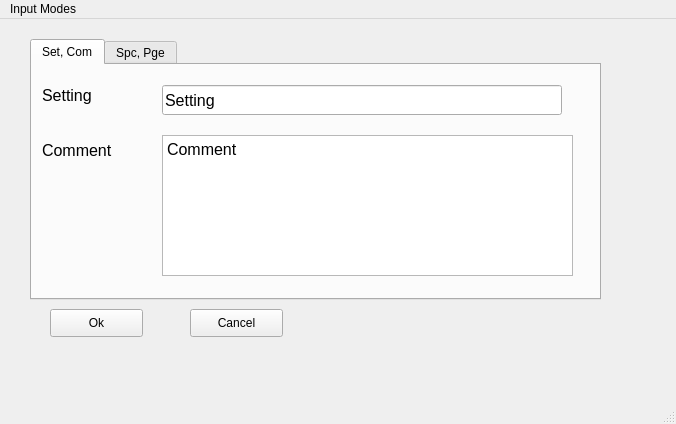
Above: pylabnet/gui/pyqt/gui_templates/Confluence_info_window.ui from lukingroup/pylabnet before the change. Below: the same form after it.
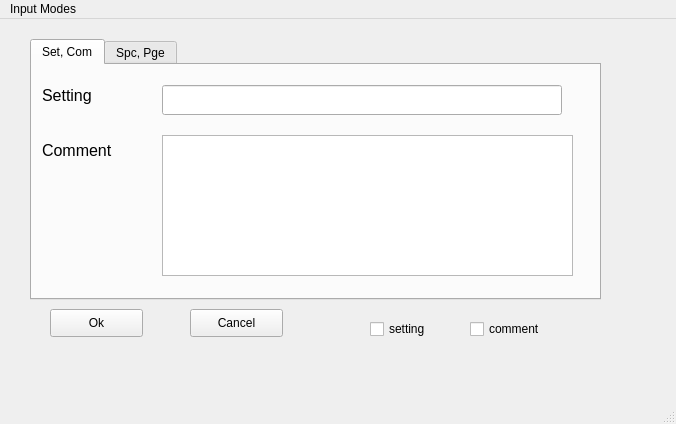
That is the form after the change.

Commit message: implement ifm driver,, and solve confluence issue

```diff
--- a/pylabnet/gui/pyqt/gui_templates/Confluence_info_window.ui
+++ b/pylabnet/gui/pyqt/gui_templates/Confluence_info_window.ui
@@ -50,7 +50,7 @@
        </font>
       </property>
       <property name="text">
-       <string>Setting</string>
+       <string/>
       </property>
      </widget>
      <widget class="QLabel" name="label_3">
@@ -103,7 +103,7 @@
 &lt;html&gt;&lt;head&gt;&lt;meta name=&quot;qrichtext&quot; content=&quot;1&quot; /&gt;&lt;style type=&quot;text/css&quot;&gt;
 p, li { white-space: pre-wrap; }
 &lt;/style&gt;&lt;/head&gt;&lt;body style=&quot; font-family:'MS Shell Dlg 2'; font-size:8pt; font-weight:400; font-style:normal;&quot;&gt;
-&lt;p style=&quot; margin-top:0px; margin-bottom:0px; margin-left:0px; margin-right:0px; -qt-block-indent:0; text-indent:0px;&quot;&gt;&lt;span style=&quot; font-size:12pt;&quot;&gt;Comment&lt;/span&gt;&lt;/p&gt;&lt;/body&gt;&lt;/html&gt;</string>
+&lt;p style=&quot;-qt-paragraph-type:empty; margin-top:0px; margin-bottom:0px; margin-left:0px; margin-right:0px; -qt-block-indent:0; text-indent:0px;&quot;&gt;&lt;br /&gt;&lt;/p&gt;&lt;/body&gt;&lt;/html&gt;</string>
       </property>
      </widget>
     </widget>
@@ -255,6 +255,35 @@
      <string>Ok</string>
     </property>
    </widget>
+   <widget class="QCheckBox" name="setting_checkbox">
+    <property name="geometry">
+     <rect>
+      <x>370</x>
+      <y>300</y>
+      <width>81</width>
+      <height>20</height>
+     </rect>
+    </property>
+    <property name="text">
+     <string>setting</string>
+    </property>
+   </widget>
+   <widget class="QCheckBox" name="comment_checkbox">
+    <property name="enabled">
+     <bool>true</bool>
+    </property>
+    <property name="geometry">
+     <rect>
+      <x>470</x>
+      <y>300</y>
+      <width>81</width>
+      <height>20</height>
+     </rect>
+    </property>
+    <property name="text">
+     <string>comment</string>
+    </property>
+   </widget>
   </widget>
   <widget class="QMenuBar" name="menubar">
    <property name="geometry">
```
The commit also changes 13 other files.
